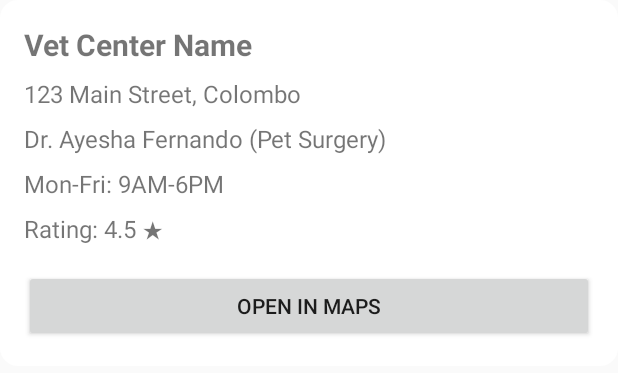
After one commit to AshanSandeepa1/MyPet-Android-Native-App, an Android app: the layout bottom_sheet_vet_center.xml on its own in the app's theme, with its tools: preview values and no code run, on a phone screen of 412 x 824 dp. The commit adds this screen. Shown: the top 373 px of the screen. Run offline under Robolectric (Android 15) with nearby library versions, the phone set to English and light mode, and no system bars.

Commit message:
Vetcenters Completed

```diff
--- a/app/src/main/java/com/ashan/mypet/MedicalFragment.java
+++ b/app/src/main/java/com/ashan/mypet/MedicalFragment.java
@@ -40,7 +40,7 @@ public class MedicalFragment extends Fragment {
     }
 
     private void openVetCentersActivity() {
-        Intent intent = new Intent(getActivity(), LoginActivity.class);
+        Intent intent = new Intent(getActivity(), VetCentersActivity.class);
         startActivity(intent);
     }
 }
--- /dev/null
+++ b/app/src/main/res/drawable/bg_item.xml
@@ -0,0 +1,11 @@
+<?xml version="1.0" encoding="utf-8"?>
+<shape xmlns:android="http://schemas.android.com/apk/res/android">
+    <solid android:color="@color/white" />
+    <corners android:radius="12dp" />
+    <elevation android:color="#dddddd" />
+    <padding
+        android:bottom="8dp"
+        android:left="8dp"
+        android:right="8dp"
+        android:top="8dp" />
+</shape>
--- /dev/null
+++ b/app/src/main/res/layout/bottom_sheet_vet_center.xml
@@ -0,0 +1,78 @@
+<?xml version="1.0" encoding="utf-8"?>
+<androidx.constraintlayout.widget.ConstraintLayout xmlns:android="http://schemas.android.com/apk/res/android"
+    xmlns:app="http://schemas.android.com/apk/res-auto"
+    android:layout_width="match_parent"
+    android:layout_height="wrap_content"
+    android:background="@drawable/bg_item"
+    android:padding="16dp">
+
+    <!-- Vet Center Name -->
+    <TextView
+        android:id="@+id/tvDetailName"
+        android:layout_width="0dp"
+        android:layout_height="wrap_content"
+        android:text="Vet Center Name"
+        android:textSize="20sp"
+        android:textStyle="bold"
+        app:layout_constraintTop_toTopOf="parent"
+        app:layout_constraintStart_toStartOf="parent"
+        app:layout_constraintEnd_toEndOf="parent" />
+
+    <!-- Address -->
+    <TextView
+        android:id="@+id/tvDetailAddress"
+        android:layout_width="0dp"
+        android:layout_height="wrap_content"
+        android:text="123 Main Street, Colombo"
+        android:textSize="16sp"
+        android:layout_marginTop="8dp"
+        app:layout_constraintTop_toBottomOf="@id/tvDetailName"
+        app:layout_constraintStart_toStartOf="parent"
+        app:layout_constraintEnd_toEndOf="parent" />
+
+    <!-- Doctor Name and Specialization -->
+    <TextView
+        android:id="@+id/tvDetailDoctor"
+        android:layout_width="0dp"
+        android:layout_height="wrap_content"
+        android:text="Dr. Ayesha Fernando (Pet Surgery)"
+        android:textSize="16sp"
+        android:layout_marginTop="8dp"
+        app:layout_constraintTop_toBottomOf="@id/tvDetailAddress"
+        app:layout_constraintStart_toStartOf="parent"
+        app:layout_constraintEnd_toEndOf="parent" />
+
+    <!-- Doctor Availability -->
+    <TextView
+        android:id="@+id/tvDetailAvailability"
+        android:layout_width="0dp"
+        android:layout_height="wrap_content"
+        android:text="Mon-Fri: 9AM-6PM"
+        android:textSize="16sp"
+        android:layout_marginTop="8dp"
+        app:layout_constraintTop_toBottomOf="@id/tvDetailDoctor"
+        app:layout_constraintStart_toStartOf="parent"
+        app:layout_constraintEnd_toEndOf="parent" />
+
+    <!-- Rating -->
+    <TextView
+        android:id="@+id/tvDetailRating"
+        android:layout_width="wrap_content"
+        android:layout_height="wrap_content"
+        android:text="Rating: 4.5 ★"
+        android:textSize="16sp"
+        android:layout_marginTop="8dp"
+        app:layout_constraintTop_toBottomOf="@id/tvDetailAvailability"
+        app:layout_constraintStart_toStartOf="parent" />
+
+    <!-- Open in Maps Button -->
+    <Button
+        android:id="@+id/btnOpenInMaps"
+        android:layout_width="0dp"
+        android:layout_height="wrap_content"
+        android:text="Open in Maps"
+        android:layout_marginTop="16dp"
+        app:layout_constraintTop_toBottomOf="@id/tvDetailRating"
+        app:layout_constraintStart_toStartOf="parent"
+        app:layout_constraintEnd_toEndOf="parent" />
+</androidx.constraintlayout.widget.ConstraintLayout>
```
Also changed, not shown: app/src/main/java/com/ashan/mypet/VetCenter.java (added, +75 -0 lines), app/src/main/java/com/ashan/mypet/VetCenterBottomSheet.java (added, +61 -0 lines), app/src/main/java/com/ashan/mypet/VetCentersActivity.java (+101 -9 lines), app/src/main/java/com/ashan/mypet/VetCentersAdapter.java (added, +61 -0 lines), app/src/main/res/layout/activity_vet_centers.xml (+45 -2 lines), app/src/main/res/layout/item_vet_center.xml (added, +43 -0 lines).
